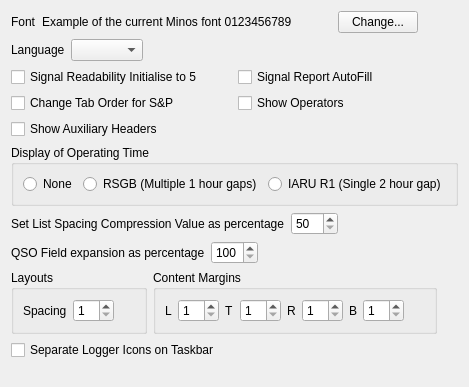
The window that mqt/MqtLogger/DisplayOptions.ui (Rsclub22/Minos2-Mirror) describes before a commit, drawn with Qt 5.
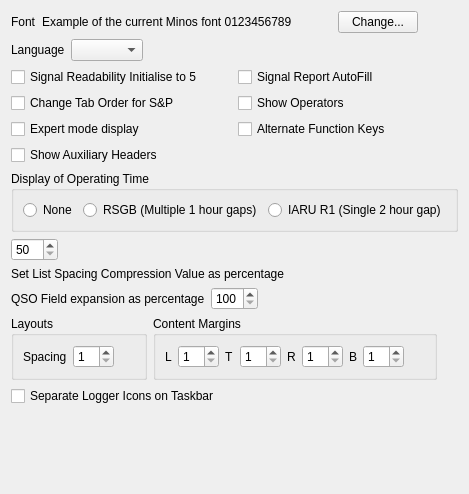
The same window after the commit.

Commit message: Expert mode display for QSO details

Diff of the .ui file:
```diff
--- a/mqt/MqtLogger/DisplayOptions.ui
+++ b/mqt/MqtLogger/DisplayOptions.ui
@@ -7,7 +7,7 @@
     <x>0</x>
     <y>0</y>
     <width>457</width>
-    <height>387</height>
+    <height>494</height>
    </rect>
   </property>
   <property name="windowTitle">
@@ -136,6 +136,24 @@
      </item>
     </layout>
    </item>
+   <item>
+    <layout class="QHBoxLayout" name="horizontalLayout_12">
+     <item>
+      <widget class="QCheckBox" name="expertModeCheckBox">
+       <property name="text">
+        <string>Expert mode display</string>
+       </property>
+      </widget>
+     </item>
+     <item>
+      <widget class="QCheckBox" name="alternateFKeysCheckBox">
+       <property name="text">
+        <string>Alternate Function Keys</string>
+       </property>
+      </widget>
+     </item>
+    </layout>
+   </item>
    <item>
     <widget class="QCheckBox" name="ShowAuxHeadersCheckBox">
      <property name="text">
@@ -184,13 +202,6 @@
    </item>
    <item>
     <layout class="QHBoxLayout" name="horizontalLayout_3">
-     <item>
-      <widget class="QLabel" name="label">
-       <property name="text">
-        <string>Set List Spacing Compression Value as percentage</string>
-       </property>
-      </widget>
-     </item>
      <item>
       <widget class="QSpinBox" name="ListCompressionSpinner">
        <property name="minimum">
@@ -216,6 +227,13 @@
      </item>
     </layout>
    </item>
+   <item>
+    <widget class="QLabel" name="label">
+     <property name="text">
+      <string>Set List Spacing Compression Value as percentage</string>
+     </property>
+    </widget>
+   </item>
    <item>
     <layout class="QHBoxLayout" name="horizontalLayout_2">
      <item>
```
The commit also changes 9 other files.
